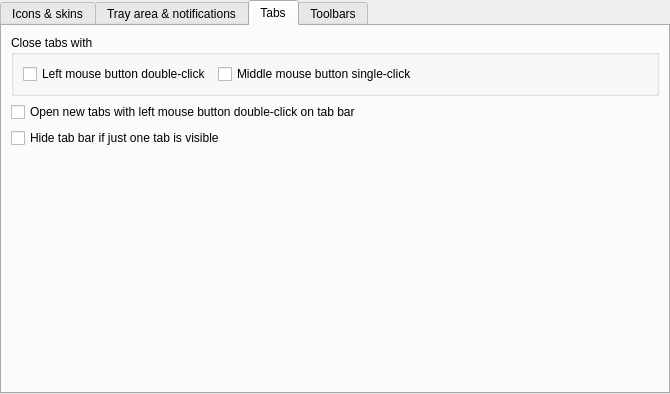
First picture: the form in src/librssguard/gui/settings/settingsgui.ui, repository norbusan/rssguard-debian, before the edit.
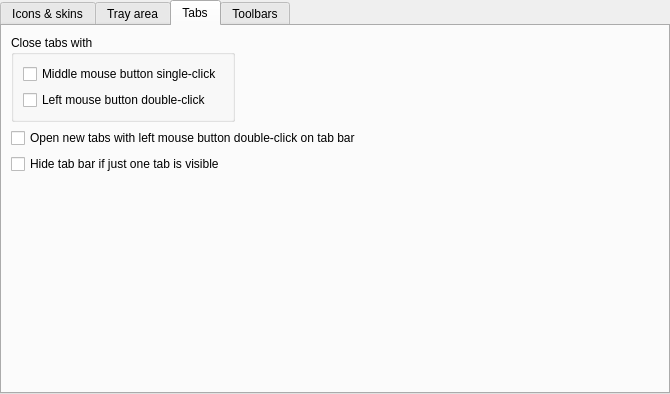
Second picture: the form after the edit. The open tabs and pages were chosen to show the change. Custom widgets are drawn as their Qt base class.

```diff
--- a/src/librssguard/gui/settings/settingsgui.ui
+++ b/src/librssguard/gui/settings/settingsgui.ui
@@ -25,9 +25,6 @@
    </property>
    <item>
     <widget class="QTabWidget" name="m_tabUi">
-     <property name="tabPosition">
-      <enum>QTabWidget::North</enum>
-     </property>
      <property name="currentIndex">
       <number>0</number>
      </property>
@@ -156,7 +153,7 @@
      </widget>
      <widget class="QWidget" name="m_tabNotifications">
       <attribute name="title">
-       <string>Tray area &amp;&amp; notifications</string>
+       <string>Tray area</string>
       </attribute>
       <layout class="QFormLayout" name="formLayout_3">
        <item row="2" column="0" colspan="2">
@@ -215,47 +212,63 @@
       <attribute name="title">
        <string>Tabs</string>
       </attribute>
-      <layout class="QFormLayout" name="formLayout_7">
-       <property name="fieldGrowthPolicy">
-        <enum>QFormLayout::AllNonFixedFieldsGrow</enum>
-       </property>
-       <item row="1" column="0" colspan="2">
-        <widget class="QCheckBox" name="m_checkNewTabDoubleClick">
-         <property name="text">
-          <string>Open new tabs with left mouse button double-click on tab bar</string>
-         </property>
-        </widget>
-       </item>
-       <item row="2" column="0" colspan="2">
-        <widget class="QCheckBox" name="m_checkHideTabBarIfOneTabVisible">
-         <property name="text">
-          <string>Hide tab bar if just one tab is visible</string>
-         </property>
-        </widget>
-       </item>
-       <item row="0" column="0" colspan="2">
+      <layout class="QFormLayout" name="formLayout_4">
+       <item row="0" column="0">
         <widget class="QGroupBox" name="m_grbCloseTabs">
+         <property name="sizePolicy">
+          <sizepolicy hsizetype="Preferred" vsizetype="Maximum">
+           <horstretch>0</horstretch>
+           <verstretch>0</verstretch>
+          </sizepolicy>
+         </property>
          <property name="title">
           <string>Close tabs with</string>
          </property>
-         <layout class="QFormLayout" name="formLayout_13">
-          <item row="0" column="0">
-           <widget class="QCheckBox" name="m_checkCloseTabsDoubleClick">
-            <property name="text">
-             <string>Left mouse button double-click</string>
-            </property>
-           </widget>
-          </item>
-          <item row="0" column="1">
+         <layout class="QVBoxLayout" name="verticalLayout">
+          <item>
            <widget class="QCheckBox" name="m_checkCloseTabsMiddleClick">
             <property name="text">
              <string>Middle mouse button single-click</string>
             </property>
            </widget>
           </item>
+          <item>
+           <widget class="QCheckBox" name="m_checkCloseTabsDoubleClick">
+            <property name="text">
+             <string>Left mouse button double-click</string>
+            </property>
+           </widget>
+          </item>
          </layout>
         </widget>
        </item>
+       <item row="1" column="0">
+        <widget class="QCheckBox" name="m_checkNewTabDoubleClick">
+         <property name="text">
+          <string>Open new tabs with left mouse button double-click on tab bar</string>
+         </property>
+        </widget>
+       </item>
+       <item row="2" column="0">
+        <widget class="QCheckBox" name="m_checkHideTabBarIfOneTabVisible">
+         <property name="text">
+          <string>Hide tab bar if just one tab is visible</string>
+         </property>
+        </widget>
+       </item>
+       <item row="3" column="0" colspan="2">
+        <spacer name="verticalSpacer_3">
+         <property name="orientation">
+          <enum>Qt::Vertical</enum>
+         </property>
+         <property name="sizeHint" stdset="0">
+          <size>
+           <width>20</width>
+           <height>40</height>
+          </size>
+         </property>
+        </spacer>
+       </item>
       </layout>
      </widget>
      <widget class="QWidget" name="m_tabToolBars">
```
Left out of the diff: 110 changed lines with no effect on the pictures. Lines whose indentation alone changed are shown as unchanged.
